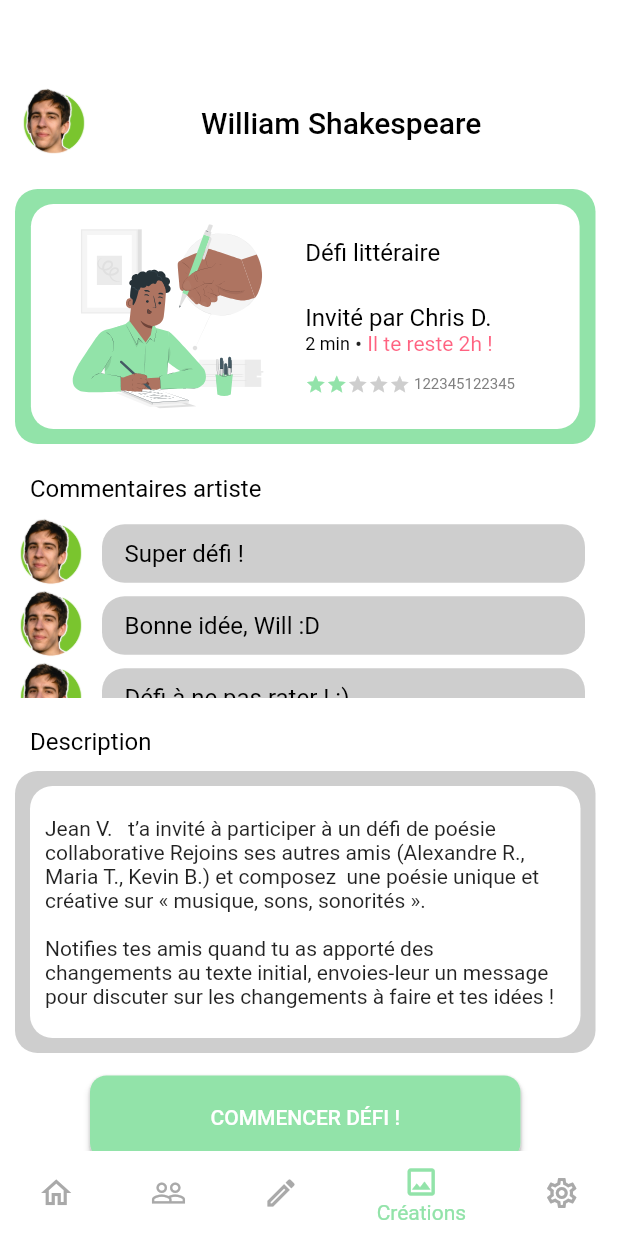
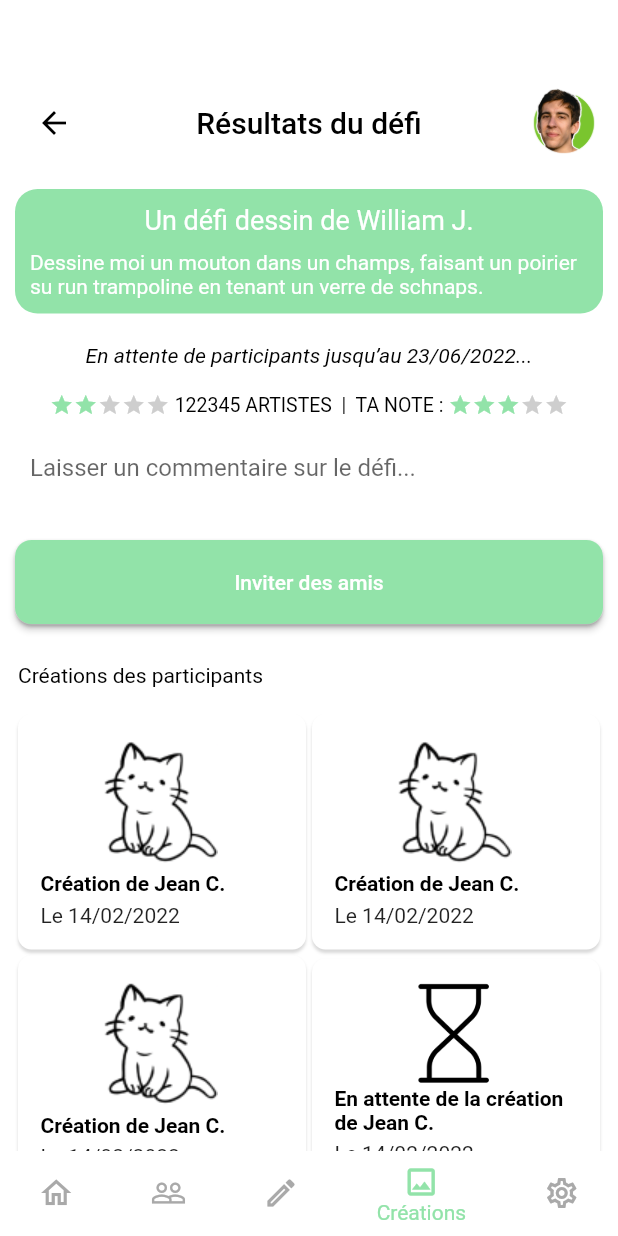
Before and after one commit to scurila/artivity-front, a Flutter app: the LoggedInScreen screen opened directly, item 4 of the bottom bar chosen, on a phone screen of 412 x 824 dp. Run offline on Flutter 3.47's test engine with Material 2 defaults, Android fonts, the phone set to English and light mode, and no system bars; our stand-ins replace flutter_svg, fluttertoast, gallery_saver, image_picker, open_file; missing offline and left inert: image_painter; project files that could hold a hidden picture were left out.

Commit message:
Resultat Defi, Mon profil, Consulter amis screens

```diff
--- a/lib/screens/loggedInScreen/LoggedInScreen.dart
+++ b/lib/screens/loggedInScreen/LoggedInScreen.dart
@@ -1,7 +1,9 @@
 import 'package:artivity_front/screens/presentation_defi/PresentationDefi.dart';
+import 'package:artivity_front/screens/resultat_defi/ResultatDefi.dart';
 import 'package:artivity_front/theme/constants.dart';
 import 'package:flutter/material.dart';
 import 'package:artivity_front/screens/Communaute/Communaute.dart';
+import 'package:artivity_front/screens/mon_profil/MonProfil.dart';
 
 import '../../theme/style.dart';
 import '../accueil/Accueil.dart';
@@ -17,10 +19,14 @@ class _LoggedInScreenState extends State<LoggedInScreen> {
     Accueil(),
     Communaute(),
     PresentationDefi(type: CHALLENGE_TYPE_ECRITURE),
-    PresentationDefi(type: CHALLENGE_TYPE_DESSIN),
-    PresentationDefi(type: CHALLENGE_TYPE_PHOTO),
-    PresentationDefi(type: CHALLENGE_TYPE_VIDEO),
-    PresentationDefi(type: CHALLENGE_TYPE_AUDIO), // todo
+    ResultatDefi(type: "dessin", author: "William J.", date: "23/06/2022",
+      description: "Dessine moi un mouton dans un champs, faisant un poirier su run trampoline en tenant un verre de schnaps.",
+      eval: 2, artistsCount: "122345", evalTaNote: 3,),
+    MonProfil(name: "William Shakespeare", age:22, mail: "willshakespeare@gmail.com", date:"11/04/2022", nbDefi:42, continuousDays: 24),
+    //PresentationDefi(type: CHALLENGE_TYPE_DESSIN),
+    //PresentationDefi(type: CHALLENGE_TYPE_PHOTO),
+    //PresentationDefi(type: CHALLENGE_TYPE_VIDEO),
+    //PresentationDefi(type: CHALLENGE_TYPE_AUDIO), // todo
   ];
 
   int _selectedIndex = 0;
--- a/lib/screens/presentation_defi/PresentationDefi.dart
+++ b/lib/screens/presentation_defi/PresentationDefi.dart
@@ -3,7 +3,6 @@ import 'package:artivity_front/screens/defiPhoto/DefiPhoto.dart';
 import 'package:artivity_front/screens/defiVideo/DefiVideo.dart';
 import 'package:artivity_front/screens/defiLitteraire/DefiLitteraire.dart';
 import 'package:artivity_front/screens/widgets/Headbar.dart';
-import 'package:artivity_front/screens/widgets/ReturnButton.dart';
 import 'package:artivity_front/screens/presentation_defi/widgets/Defi.dart';
 import 'package:artivity_front/theme/constants.dart';
 import 'package:flutter/material.dart';
--- /dev/null
+++ b/lib/screens/resultat_defi/ResultatDefi.dart
@@ -0,0 +1,139 @@
+import 'package:artivity_front/screens/resultat_defi/widget/CreationParticipantsCard.dart';
+import 'package:artivity_front/screens/widgets/Headbar.dart';
+import 'package:artivity_front/screens/widgets/ReturnButton.dart';
+import 'package:artivity_front/theme/constants.dart';
+import 'package:flutter/material.dart';
+
+import '../../theme/style.dart';
+import '../widgets/ReusableFilledButton.dart';
+
+class ResultatDefi extends StatelessWidget {
+  ResultatDefi({Key? key, required this.type,required this.author,required this.date,required this.description,required this.eval, required this.artistsCount, required this.evalTaNote}) : super(key: key);
+  final String type;
+  final String author;
+  final String date;
+  final String description;
+  final int eval;
+  final String artistsCount;
+  final int evalTaNote;
+
+  @override
+  Widget build(BuildContext context) {
+    return Material(
+        type: MaterialType.transparency,
+        child: Container(
+            width: MediaQuery
+                .of(context)
+                .size
+                .width,
+            padding: const EdgeInsets.fromLTRB(0, 20, 0, 0),
+            decoration: const BoxDecoration(color: Colors.white),
+            child: Column(
+              children: [
+                // ----- App bar -----
+                Headbar(
+                    leftContainer: ReturnButton(),
+                    text: "Résultats du défi",
+                    rightContainer: Image.asset('assets/images/ARTHUR.png', width:48)),
+                Container(
+                  height: MediaQuery.of(context).size.height - 123 - 40,
+                  child: Scrollbar(
+                  child: SingleChildScrollView(
+                    child: Column(
+                      children: [
+                            SizedBox(height: 20),
+                            // ----- Defi -----
+                            Container(
+                              margin: const EdgeInsets.fromLTRB(10, 0, 10, 10),
+                              padding: const EdgeInsets.fromLTRB(10, 10, 10, 10),
+                              width: MediaQuery.of(context).size.width - 20,
+                              decoration: BoxDecoration(color: Styles.accentColor,borderRadius: BorderRadius.all(Radius.circular(15))),
+                              child: Column( // cards
+                                children: [
+                                  Text( "Un défi "+type+" de "+author,textAlign: TextAlign.center,style: Styles.challegeResult),
+                                  SizedBox(height: 10),
+                                  Text( description,textAlign: TextAlign.left,style: Styles.challegeResultDescription)
+                                ],
+                              ),
+                            ),
+                            SizedBox(height: 10),
+                            Text( "En attente de participants jusqu’au "+date+"...",textAlign: TextAlign.center,style: Styles.challengeResultWait),
+
+                            SizedBox(height: 5),
+
+                            // ----- Evaluation -----
+                            Padding(
+                                padding: const EdgeInsets.only(top: 12),
+                                child: Row(
+                                  mainAxisAlignment: MainAxisAlignment.center,
+                                  children: [
+                                    Icon(Icons.star, color: (eval >= 1? Styles.accentColor : Styles.greyedOutColor), size: 16,),
+                                    Icon(Icons.star, color: (eval >= 2? Styles.accentColor : Styles.greyedOutColor), size: 16),
+                                    Icon(Icons.star, color: (eval >= 3? Styles.accentColor : Styles.greyedOutColor), size: 16),
+                                    Icon(Icons.star, color: (eval >= 4? Styles.accentColor : Styles.greyedOutColor), size: 16),
+                                    Icon(Icons.star, color: (eval >= 5? Styles.accentColor : Styles.greyedOutColor), size: 16),
+                                    Text(" " + artistsCount + artistsLabel, style: Styles.evaluationChallengeText, ),
+                                    Text("  |  "+ gradeLabel, style: Styles.evaluationChallengeText, ),
+                                    Icon(Icons.star, color: (evalTaNote >= 1? Styles.accentColor : Styles.greyedOutColor), size: 16,),
+                                    Icon(Icons.star, color: (evalTaNote >= 2? Styles.accentColor : Styles.greyedOutColor), size: 16),
+                                    Icon(Icons.star, color: (evalTaNote >= 3? Styles.accentColor : Styles.greyedOutColor), size: 16),
+                                    Icon(Icons.star, color: (evalTaNote >= 4? Styles.accentColor : Styles.greyedOutColor), size: 16),
+                                    Icon(Icons.star, color: (evalTaNote >= 5? Styles.accentColor : Styles.greyedOutColor), size: 16),
+                                     //Text("Test" +artistsCount+ artistsLabel,style: Styles.evaluationText,),
+                                  ],
+                                ),
+                            ),
+                            SizedBox(height: 5),
+                            Container(
+                              margin: const EdgeInsets.fromLTRB(20, 0, 10, 10),
+                              child:
+                                TextField (
+                                  //margin: const EdgeInsets.fromLTRB(10, 0, 10, 10),
+                                  decoration: InputDecoration(
+                                      border: InputBorder.none,
+                                      labelText: 'Laisser un commentaire sur le défi...'
+                                  ),
+                                ),
+                            ),
+                    // ----- Inviter -----
+                            SizedBox(child: ReusableFilledButton(textStyle: Styles.accentButtonText, text: "Inviter des amis", onPressed: (){}, color: Styles.accentColor, border: Styles.noBorder, margin: const EdgeInsets.fromLTRB(10, 8, 10, 10),), width: MediaQuery.of(context).size.width
+                              ,),
+                            SizedBox(height: 10),
+                            // ----- Créations participants
+                            Container(
+                              margin: const EdgeInsets.fromLTRB(12, 6, 12, 16),
+                              width: MediaQuery.of(context).size.width,
+                              child: Text("Créations des participants", style: Styles.labelText, textAlign: TextAlign.left,),
+                            ),
+                            Container(
+                              margin: const EdgeInsets.fromLTRB(10, 0, 10, 10),
+                              width: MediaQuery.of(context).size.width,
+                              child: Column( // cards
+                                children: [
+                                  Row(
+                                    children: [
+                                      CreationParticipantsCard(isDone: true, author: "Jean C.", date: "14/02/2022", imgUrl: "assets/images/creation_placeholder.png"),
+                                      CreationParticipantsCard(isDone: true, author: "Jean C.", date: "14/02/2022", imgUrl: "assets/images/creation_placeholder.png"),
+                                      //CreationParticipantsCard(title: "Un chaton dans la rue", author: "Jean C.", date: "14/02/2022", imgUrl: "assets/images/creation_placeholder.png"),
+                                    ],
+                                  ),
+                                  Row(
+                                    children: [
+                                      CreationParticipantsCard(isDone: true, author: "Jean C.", date: "14/02/2022", imgUrl: "assets/images/creation_placeholder.png"),
+                                      CreationParticipantsCard(isDone: false, author: "Jean C.", date: "14/02/2022", imgUrl: "assets/images/creation_placeholder.png"),
+                                    ],
+                                  )
+                                ],
+                              ),
+                            )
+                          ]
+                    ),
+                    ),
+                  ),
+                ),
+              ],
+            ),
+        ),
+    );
+  }
+}
--- /dev/null
+++ b/lib/screens/resultat_defi/widget/CreationParticipantsCard.dart
@@ -0,0 +1,42 @@
+import 'package:artivity_front/screens/widgets/ReusableCard.dart';
+import 'package:flutter/material.dart';
+
+import '../../../theme/constants.dart';
+import '../../../theme/style.dart';
+
+class CreationParticipantsCard extends StatelessWidget {
+  CreationParticipantsCard({Key? key, required this.isDone ,required this.author, required this.date, required this.imgUrl}) : super(key: key);
+  bool isDone;
+  String author;
+  String date;
+  String imgUrl;
+
+  @override
+  Widget build(BuildContext context) {
+    return Container(
+      margin: const EdgeInsets.only(top: 2, bottom: 2, left: 2, right: 2),
+      width: MediaQuery.of(context).size.width/2 - 14,
+      child: ReusableCard(
+        borderRadius: 9,
+        child: Column(
+          crossAxisAlignment: CrossAxisAlignment.start,
+          children: [
+            SizedBox(
+              width: 160,
+              child: Row(
+                mainAxisAlignment: MainAxisAlignment.center,
+                crossAxisAlignment: CrossAxisAlignment.center,
+                children: [
+                  Image.asset((isDone ? imgUrl : "assets/images/sand-clock.png"), height: (isDone ? 90 : 70),),
+                ],
+              ),
+            ),
+            Text( (isDone ? creationOfDefi : waitingCreationOf) + author, style: Styles.challengeInvitedBy,),
+            SizedBox(height: 5),
+            Text("Le "+date)
+          ],
+        ),
+      ),
+    );
+  }
+}
--- a/lib/theme/constants.dart
+++ b/lib/theme/constants.dart
@@ -76,3 +76,14 @@ const String defiPhotoText = "Défi photo";
 const String titrePopup = "Détails du défi";
 const String enoncePopup = "Enoncé: ";
 const String descriptionPopup = "Description: ";
+
+// Résultats defi
+const String gradeLabel = "TA NOTE : ";
+const String creationOfDefi = "Création de ";
+const String yourCreation = "Ta création";
+const String waitingCreationOf = "En attente de la création de ";
+const String modifButtonText = "Modifier le mot de passe";
+const String consulterAmisText = "Consulter amis";
+const String consulterGalerieText = "Consulter la galerie";
+const String consulterDeconnecterText = "Se deconnecter";
+const String deleteAccountText = "Supprimer le compte";
--- a/lib/theme/style.dart
+++ b/lib/theme/style.dart
@@ -10,6 +10,7 @@ class Styles {
   static Color greyedColor = const Color.fromRGBO(219, 219, 219, 1);
   static Color greyedOutTextColor = const Color.fromRGBO(127, 127, 127, 1);
   static Color greyedNavbarButton = const Color.fromRGBO(169, 169, 169, 1);
+  static Color redColorLight = const Color.fromRGBO(242, 143, 143, 1);
 
   static String loginBackgroundPath = 'assets/images/bg.png';
   static String loginLogoPath = 'assets/images/Worldline_logo_blue_bg.png';
@@ -68,6 +69,11 @@ class Styles {
     color: greyedOutTextColor,
   );
 
+  static TextStyle evaluationChallengeText = TextStyle(
+    fontSize: 13,
+    color: Colors.black,
+  );
+
   static TextStyle TimerText = TextStyle(
     fontSize: 18,
     color: greyedOutTextColor
@@ -110,6 +116,31 @@ class Styles {
 
   static TextStyle notificationDescription = const TextStyle(
       fontSize: 12,
+      color: Colors.black
+  );
+
+  static TextStyle challegeResult = const TextStyle(
+      fontSize: 18,
+      color: Colors.white
+  );
+  static TextStyle challegeResultDescription = const TextStyle(
+      fontSize: 14,
+      color: Colors.white
+  );
+
+  static TextStyle challengeResultWait = const TextStyle(
+      fontSize: 14,
+      color: Colors.black,
+      fontStyle: FontStyle.italic
+  );
+
+  static TextStyle profileData = const TextStyle(
+      fontSize: 16,
+      color: Colors.black
+  );
+
+  static TextStyle nameText = const TextStyle(
+      fontSize: 20,
       color: Colors.black
   );
 
```
Also changed, not shown: lib/main.dart (+13 -1 lines), lib/screens/communaute/Communaute.dart (+1 -6 lines), lib/screens/consulter_amis/ConsulterAmis.dart (added, +61 -0 lines), lib/screens/consulter_amis/widgets/Friend.dart (added, +57 -0 lines), lib/screens/consulter_amis/widgets/MyStatefulWidget.dart (added, +39 -0 lines), lib/screens/mon_profil/MonProfil.dart (added, +140 -0 lines), assets/images/note.png (added), assets/images/plus.png (added), assets/images/sand-clock.png (added), assets/images/search.png (added).
